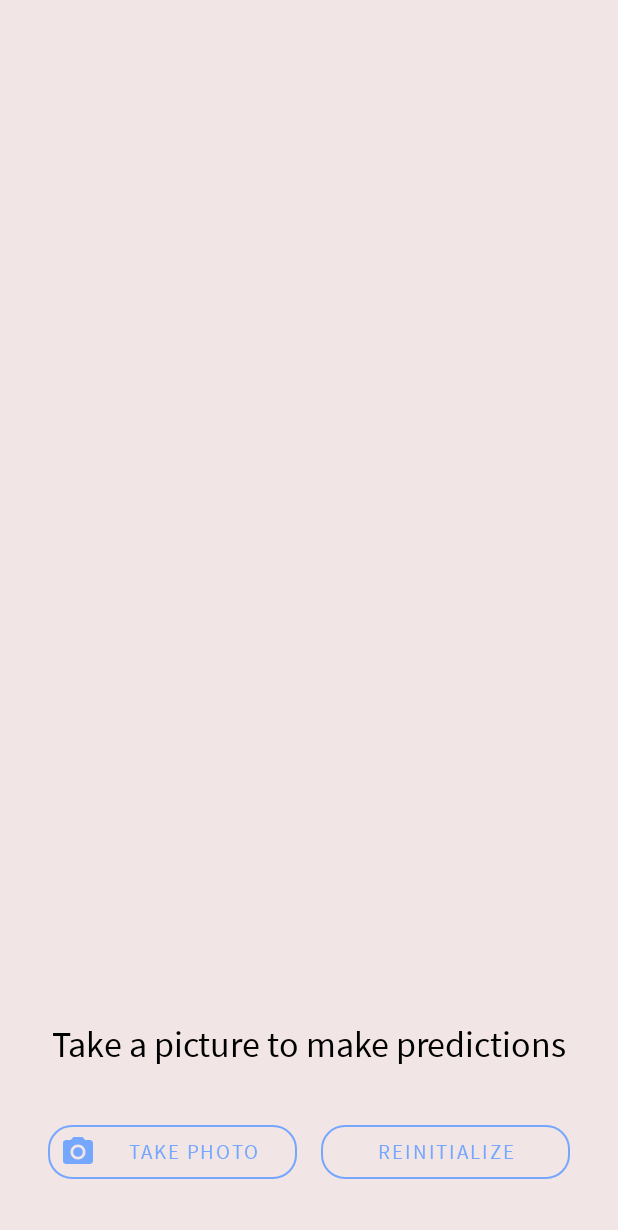
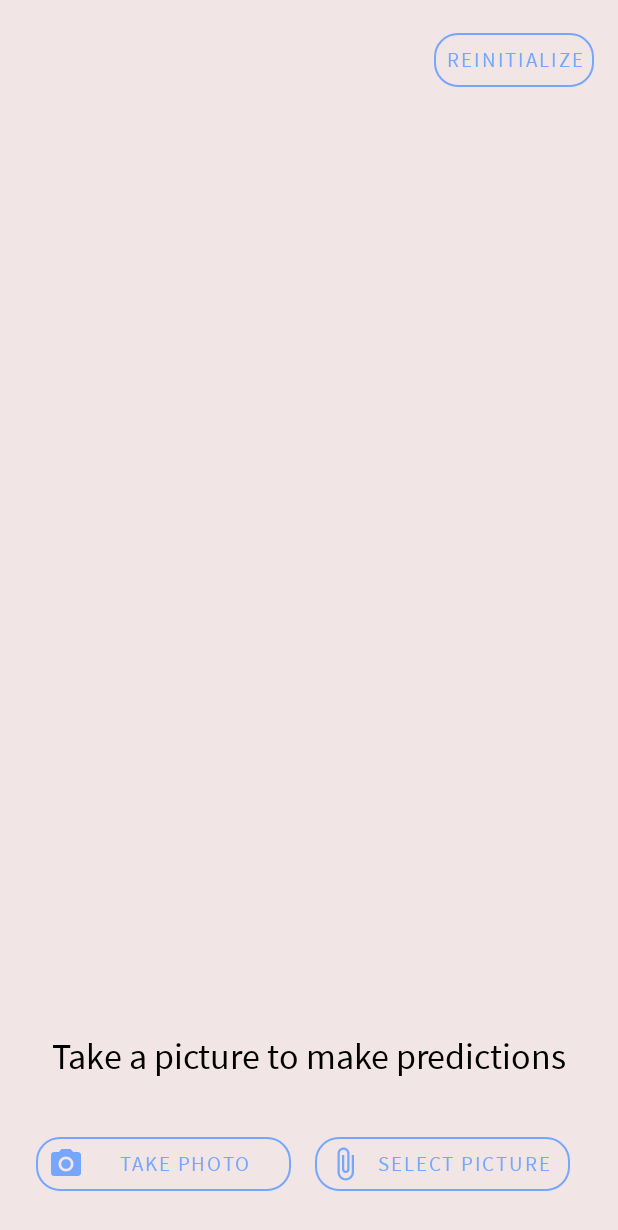
Before and after one commit to shubham0204/Age-Gender_Estimation_TF-Android, an Android app: the screen it shows after launch (MainActivity), on a phone screen of 412 x 824 dp. Shown: the top 1230 px of the screen. Run offline under Robolectric (Android 15) with nearby library versions, the phone set to English and light mode, and no system bars; libraries missing offline, so code that uses them is left out: com.google.mlkit.vision, org.tensorflow.lite; 1 statement that could not run was skipped.

Commit message:
Project Documentation R3

```diff
--- a/app/src/main/java/com/ml/projects/age_genderdetection/AgeEstimation.kt
+++ b/app/src/main/java/com/ml/projects/age_genderdetection/AgeEstimationModel.kt
@@ -10,7 +10,7 @@ import org.tensorflow.lite.support.image.TensorImage
 import org.tensorflow.lite.support.image.ops.ResizeOp
 
 // Helper class for age estimation model
-class AgeEstimation {
+class AgeEstimationModel {
 
     // Input image size for our model
     private val inputImageSize = 200
--- a/app/src/main/java/com/ml/projects/age_genderdetection/MainActivity.kt
+++ b/app/src/main/java/com/ml/projects/age_genderdetection/MainActivity.kt
@@ -50,12 +50,13 @@ class MainActivity : AppCompatActivity() {
 
     // For reading the full-sized picture
     private val REQUEST_IMAGE_CAPTURE = 101
+    private val REQUEST_IMAGE_SELECT = 102
     private lateinit var currentPhotoPath : String
 
     // TFLite interpreters for both the models
     lateinit var ageModelInterpreter: Interpreter
     lateinit var genderModelInterpreter: Interpreter
-    private lateinit var ageEstimation: AgeEstimation
+    private lateinit var ageEstimationModel: AgeEstimationModel
     private lateinit var genderClassificationModel: GenderClassificationModel
     // Boolean values to check for NNAPI and Gpu Delegates
     private var useNNApi : Boolean = false
@@ -104,6 +105,11 @@ class MainActivity : AppCompatActivity() {
     // `onClick` method for R.id.button
     fun openCamera( v: View ) {
         dispatchTakePictureIntent()
+    }
+
+    // `onClick` method for R.id.button2
+    fun selectImage( v : View ) {
+        dispatchSelectPictureIntent()
     }
 
     // `onClick` method for R.id.reinitialize_button
@@ -187,7 +193,7 @@ class MainActivity : AppCompatActivity() {
         ageModelInterpreter = Interpreter(FileUtil.loadMappedFile( applicationContext , modelFilename[0]), options )
         genderModelInterpreter = Interpreter(FileUtil.loadMappedFile( applicationContext , modelFilename[1]), options )
         withContext( Dispatchers.Main ){
-            ageEstimation = AgeEstimation().apply {
+            ageEstimationModel = AgeEstimationModel().apply {
                 interpreter = ageModelInterpreter
             }
             genderClassificationModel = GenderClassificationModel().apply {
@@ -206,11 +212,12 @@ class MainActivity : AppCompatActivity() {
 
     override fun onActivityResult(requestCode: Int, resultCode: Int, data: Intent?) {
         super.onActivityResult(requestCode, resultCode, data)
+        // If the user opened the camera
         if ( resultCode == RESULT_OK && requestCode == REQUEST_IMAGE_CAPTURE ) {
             // Get the full-sized Bitmap from `currentPhotoPath`.
-            val bitmap = BitmapFactory.decodeFile( currentPhotoPath )
+            var bitmap = BitmapFactory.decodeFile( currentPhotoPath )
             val exifInterface = ExifInterface( currentPhotoPath )
-            val rotatedBitmap =
+            bitmap =
                 when (exifInterface.getAttributeInt( ExifInterface.TAG_ORIENTATION , ExifInterface.ORIENTATION_UNDEFINED )) {
                     ExifInterface.ORIENTATION_ROTATE_90 -> rotateBitmap( bitmap , 90f )
                     ExifInterface.ORIENTATION_ROTATE_180 -> rotateBitmap( bitmap , 180f )
@@ -218,8 +225,17 @@ class MainActivity : AppCompatActivity() {
                     else -> bitmap
                 }
             progressDialog.show()
-            // Rotate and pass the clicked picture to `detectFaces`.
-            detectFaces( rotatedBitmap!! )
+            // Pass the clicked picture to `detectFaces`.
+            detectFaces( bitmap!! )
+        }
+        // if the user selected an image from the gallery
+        else if ( resultCode == RESULT_OK && requestCode == REQUEST_IMAGE_SELECT ) {
+            val inputStream = contentResolver.openInputStream( data?.data!! )
+            val bitmap = BitmapFactory.decodeStream( inputStream )
+            inputStream?.close()
+            progressDialog.show()
+            // Pass the clicked picture to `detectFaces`.
+            detectFaces( bitmap!! )
         }
     }
 
@@ -235,12 +251,12 @@ class MainActivity : AppCompatActivity() {
                         coroutineScope.launch {
 
                             // Predict the age and the gender.
-                            val age = ageEstimation.predictAge(cropToBBox(image, faces[0].boundingBox))
+                            val age = ageEstimationModel.predictAge(cropToBBox(image, faces[0].boundingBox))
                             val gender = genderClassificationModel.predictGender(cropToBBox(image, faces[0].boundingBox))
 
                             // Show the inference time to the user via `inferenceSpeedTextView`.
-                            inferenceSpeedTextView.text = "Age Detection model inference time : ${ageEstimation.inferenceTime} ms \n" +
-                                    "Gender Detection model inference time : ${ageEstimation.inferenceTime} ms"
+                            inferenceSpeedTextView.text = "Age Detection model inference time : ${ageEstimationModel.inferenceTime} ms \n" +
+                                    "Gender Detection model inference time : ${ageEstimationModel.inferenceTime} ms"
 
                             // Show the final output to the user.
                             ageOutputTextView.text = floor( age.toDouble() ).toInt().toString()
@@ -290,6 +306,15 @@ class MainActivity : AppCompatActivity() {
         }
     }
 
+    // Dispatch an Intent which opens the gallery application for the user.
+    private fun dispatchSelectPictureIntent() {
+        val selectPictureIntent = Intent( Intent.ACTION_OPEN_DOCUMENT ).apply {
+            type = "image/*"
+            addCategory( Intent.CATEGORY_OPENABLE )
+        }
+        startActivityForResult( selectPictureIntent , REQUEST_IMAGE_SELECT )
+    }
+
     // Dispatch an Intent which opens the camera application for the user.
     // The code is from -> https://developer.android.com/training/camera/photobasics#TaskPath
     private fun dispatchTakePictureIntent() {
--- /dev/null
+++ b/app/src/main/res/drawable/select_image_icon.xml
@@ -0,0 +1,10 @@
+<vector xmlns:android="http://schemas.android.com/apk/res/android"
+    android:width="24dp"
+    android:height="24dp"
+    android:viewportWidth="24"
+    android:viewportHeight="24"
+    android:tint="?attr/colorControlNormal">
+  <path
+      android:fillColor="@android:color/white"
+      android:pathData="M16.5,6v11.5c0,2.21 -1.79,4 -4,4s-4,-1.79 -4,-4V5c0,-1.38 1.12,-2.5 2.5,-2.5s2.5,1.12 2.5,2.5v10.5c0,0.55 -0.45,1 -1,1s-1,-0.45 -1,-1V6H10v9.5c0,1.38 1.12,2.5 2.5,2.5s2.5,-1.12 2.5,-2.5V5c0,-2.21 -1.79,-4 -4,-4S7,2.79 7,5v12.5c0,3.04 2.46,5.5 5.5,5.5s5.5,-2.46 5.5,-5.5V6h-1.5z"/>
+</vector>
--- a/app/src/main/res/layout/activity_main.xml
+++ b/app/src/main/res/layout/activity_main.xml
@@ -12,12 +12,13 @@
         android:layout_width="0dp"
         android:layout_height="238dp"
         android:layout_marginStart="32dp"
-        android:layout_marginTop="32dp"
+        android:layout_marginTop="16dp"
         android:layout_marginEnd="32dp"
         android:elevation="3dp"
         app:layout_constraintEnd_toEndOf="parent"
+        app:layout_constraintHorizontal_bias="0.0"
         app:layout_constraintStart_toStartOf="parent"
-        app:layout_constraintTop_toTopOf="parent" />
+        app:layout_constraintTop_toBottomOf="@+id/reinitialize_button" />
 
     <TextView
         android:id="@+id/info_textView"
@@ -32,23 +33,6 @@
         android:textSize="24sp"
         app:layout_constraintBottom_toTopOf="@+id/button"
         app:layout_constraintEnd_toEndOf="parent"
-        app:layout_constraintStart_toStartOf="parent" />
-
-    <Button
-        android:id="@+id/button"
-        style="@style/AppButtonStyle"
-        android:layout_width="0dp"
-        android:layout_height="wrap_content"
-        android:layout_marginStart="32dp"
-        android:layout_marginEnd="8dp"
-        android:layout_marginBottom="32dp"
-        android:onClick="openCamera"
-        android:text="Take Photo"
-        app:icon="@drawable/take_photo_icon"
-        app:iconTint="@color/app_secondary_color"
-        app:layout_constraintBottom_toBottomOf="parent"
-        app:layout_constraintEnd_toStartOf="@+id/reinitialize_button"
-        app:layout_constraintHorizontal_bias="0.5"
         app:layout_constraintStart_toStartOf="parent" />
 
     <androidx.constraintlayout.widget.ConstraintLayout
@@ -149,15 +133,46 @@
         style="@style/AppButtonStyle"
         android:layout_width="0dp"
         android:layout_height="wrap_content"
+        android:layout_marginTop="16dp"
+        android:layout_marginEnd="16dp"
+        android:onClick="reInitModel"
+        android:text="Reinitialize"
+        app:layout_constraintEnd_toEndOf="parent"
+        app:layout_constraintTop_toTopOf="parent" />
+
+    <Button
+        android:id="@+id/button2"
+        style="@style/AppButtonStyle"
+        android:layout_width="0dp"
+        android:layout_height="wrap_content"
         android:layout_marginStart="8dp"
         android:layout_marginEnd="32dp"
-        android:layout_marginBottom="32dp"
-        android:onClick="reInitModel"
-        android:text="Reinitialize"
+        android:layout_marginBottom="24dp"
+        android:onClick="selectImage"
+        android:text="Select Picture"
+        app:icon="@drawable/select_image_icon"
+        app:iconTint="@color/app_secondary_color"
         app:layout_constraintBottom_toBottomOf="parent"
         app:layout_constraintEnd_toEndOf="parent"
         app:layout_constraintHorizontal_bias="0.5"
         app:layout_constraintStart_toEndOf="@+id/button" />
 
+    <Button
+        android:id="@+id/button"
+        style="@style/AppButtonStyle"
+        android:layout_width="0dp"
+        android:layout_height="wrap_content"
+        android:layout_marginStart="24dp"
+        android:layout_marginEnd="8dp"
+        android:layout_marginBottom="24dp"
+        android:onClick="openCamera"
+        android:text="Take Photo"
+        app:icon="@drawable/take_photo_icon"
+        app:iconTint="@color/app_secondary_color"
+        app:layout_constraintBottom_toBottomOf="parent"
+        app:layout_constraintEnd_toStartOf="@+id/button2"
+        app:layout_constraintHorizontal_bias="0.5"
+        app:layout_constraintStart_toStartOf="parent" />
+
 
 </androidx.constraintlayout.widget.ConstraintLayout>
```
Also changed, not shown: 1 other file.
